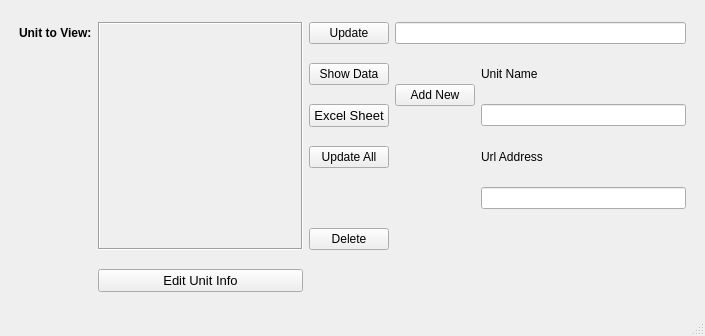
Qt form GUI.ui (SeanMilty95/FinalScraper) before a commit.
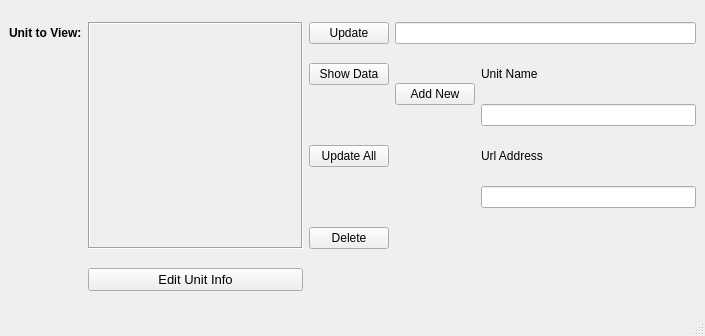
The same form after that commit.

```diff
--- a/GUI.ui
+++ b/GUI.ui
@@ -15,118 +15,14 @@
   </property>
   <widget class="QWidget" name="centralwidget">
    <layout class="QGridLayout" name="gridLayout">
-    <item row="1" column="4" rowspan="2">
-     <widget class="QPushButton" name="pushButton_2">
-      <property name="text">
-       <string>Add New</string>
-      </property>
-     </widget>
-    </item>
-    <item row="6" column="2">
-     <widget class="QPushButton" name="EditUnit">
-      <property name="font">
-       <font>
-        <pointsize>10</pointsize>
-       </font>
-      </property>
-      <property name="text">
-       <string>Edit Unit Info</string>
-      </property>
-     </widget>
-    </item>
-    <item row="1" column="5">
-     <widget class="QLabel" name="label_2">
-      <property name="text">
-       <string>Unit Name</string>
-      </property>
-     </widget>
-    </item>
-    <item row="0" column="4" colspan="2">
-     <widget class="QLineEdit" name="ErrorEdit">
-      <property name="clearButtonEnabled">
-       <bool>false</bool>
-      </property>
-     </widget>
-    </item>
-    <item row="0" column="1">
-     <widget class="QLabel" name="label">
-      <property name="font">
-       <font>
-        <weight>75</weight>
-        <bold>true</bold>
-       </font>
-      </property>
-      <property name="text">
-       <string>Unit to View:</string>
-      </property>
-     </widget>
-    </item>
-    <item row="3" column="5">
-     <widget class="QLabel" name="label_3">
-      <property name="text">
-       <string>Url Address</string>
-      </property>
-     </widget>
-    </item>
-    <item row="2" column="5">
-     <widget class="QLineEdit" name="lineEdit">
-      <property name="autoFillBackground">
-       <bool>false</bool>
-      </property>
-     </widget>
-    </item>
-    <item row="4" column="5">
+    <item row="4" column="4">
      <widget class="QLineEdit" name="lineEdit_2">
       <property name="clearButtonEnabled">
        <bool>true</bool>
       </property>
      </widget>
     </item>
-    <item row="0" column="0">
-     <spacer name="horizontalSpacer">
-      <property name="orientation">
-       <enum>Qt::Horizontal</enum>
-      </property>
-      <property name="sizeType">
-       <enum>QSizePolicy::Fixed</enum>
-      </property>
-      <property name="sizeHint" stdset="0">
-       <size>
-        <width>10</width>
-        <height>20</height>
-       </size>
-      </property>
-     </spacer>
-    </item>
-    <item row="2" column="6">
-     <spacer name="horizontalSpacer_2">
-      <property name="orientation">
-       <enum>Qt::Horizontal</enum>
-      </property>
-      <property name="sizeType">
-       <enum>QSizePolicy::Fixed</enum>
-      </property>
-      <property name="sizeHint" stdset="0">
-       <size>
-        <width>10</width>
-        <height>20</height>
-       </size>
-      </property>
-     </spacer>
-    </item>
-    <item row="5" column="5">
-     <widget class="QLabel" name="URLErrorLabel">
-      <property name="font">
-       <font>
-        <pointsize>10</pointsize>
-       </font>
-      </property>
-      <property name="text">
-       <string/>
-      </property>
-     </widget>
-    </item>
-    <item row="0" column="2" rowspan="6">
+    <item row="0" column="1" rowspan="6">
      <widget class="QScrollArea" name="scrollArea">
       <property name="frameShape">
        <enum>QFrame::Box</enum>
@@ -142,14 +38,21 @@
         <rect>
          <x>0</x>
          <y>0</y>
-         <width>202</width>
-         <height>212</height>
+         <width>218</width>
+         <height>208</height>
         </rect>
        </property>
       </widget>
      </widget>
     </item>
-    <item row="0" column="3">
+    <item row="1" column="3" rowspan="2">
+     <widget class="QPushButton" name="pushButton_2">
+      <property name="text">
+       <string>Add New</string>
+      </property>
+     </widget>
+    </item>
+    <item row="0" column="2">
      <widget class="QPushButton" name="pushButton">
       <property name="sizePolicy">
        <sizepolicy hsizetype="Minimum" vsizetype="Maximum">
@@ -162,39 +65,80 @@
       </property>
      </widget>
     </item>
-    <item row="1" column="3">
+    <item row="1" column="2">
      <widget class="QPushButton" name="show_data">
       <property name="text">
        <string>Show Data</string>
       </property>
      </widget>
     </item>
-    <item row="2" column="3">
-     <widget class="QPushButton" name="ExcelDocument">
+    <item row="0" column="0">
+     <widget class="QLabel" name="label">
       <property name="font">
        <font>
-        <pointsize>10</pointsize>
+        <weight>75</weight>
+        <bold>true</bold>
        </font>
       </property>
       <property name="text">
-       <string>Excel Sheet</string>
+       <string>Unit to View:</string>
       </property>
      </widget>
     </item>
-    <item row="3" column="3">
-     <widget class="QPushButton" name="pushButton_3">
+    <item row="1" column="4">
+     <widget class="QLabel" name="label_2">
       <property name="text">
-       <string>Update All</string>
+       <string>Unit Name</string>
       </property>
      </widget>
     </item>
-    <item row="5" column="3">
+    <item row="0" column="3" colspan="2">
+     <widget class="QLineEdit" name="ErrorEdit">
+      <property name="clearButtonEnabled">
+       <bool>false</bool>
+      </property>
+     </widget>
+    </item>
+    <item row="5" column="2">
      <widget class="QPushButton" name="pushButton_5">
       <property name="text">
        <string>Delete</string>
       </property>
      </widget>
     </item>
+    <item row="3" column="4">
+     <widget class="QLabel" name="label_3">
+      <property name="text">
+       <string>Url Address</string>
+      </property>
+     </widget>
+    </item>
+    <item row="2" column="4">
+     <widget class="QLineEdit" name="lineEdit">
+      <property name="autoFillBackground">
+       <bool>false</bool>
+      </property>
+     </widget>
+    </item>
+    <item row="3" column="2">
+     <widget class="QPushButton" name="pushButton_3">
+      <property name="text">
+       <string>Update All</string>
+      </property>
+     </widget>
+    </item>
+    <item row="6" column="1">
+     <widget class="QPushButton" name="EditUnit">
+      <property name="font">
+       <font>
+        <pointsize>10</pointsize>
+       </font>
+      </property>
+      <property name="text">
+       <string>Edit Unit Info</string>
+      </property>
+     </widget>
+    </item>
    </layout>
   </widget>
   <widget class="QMenuBar" name="menubar">
```
